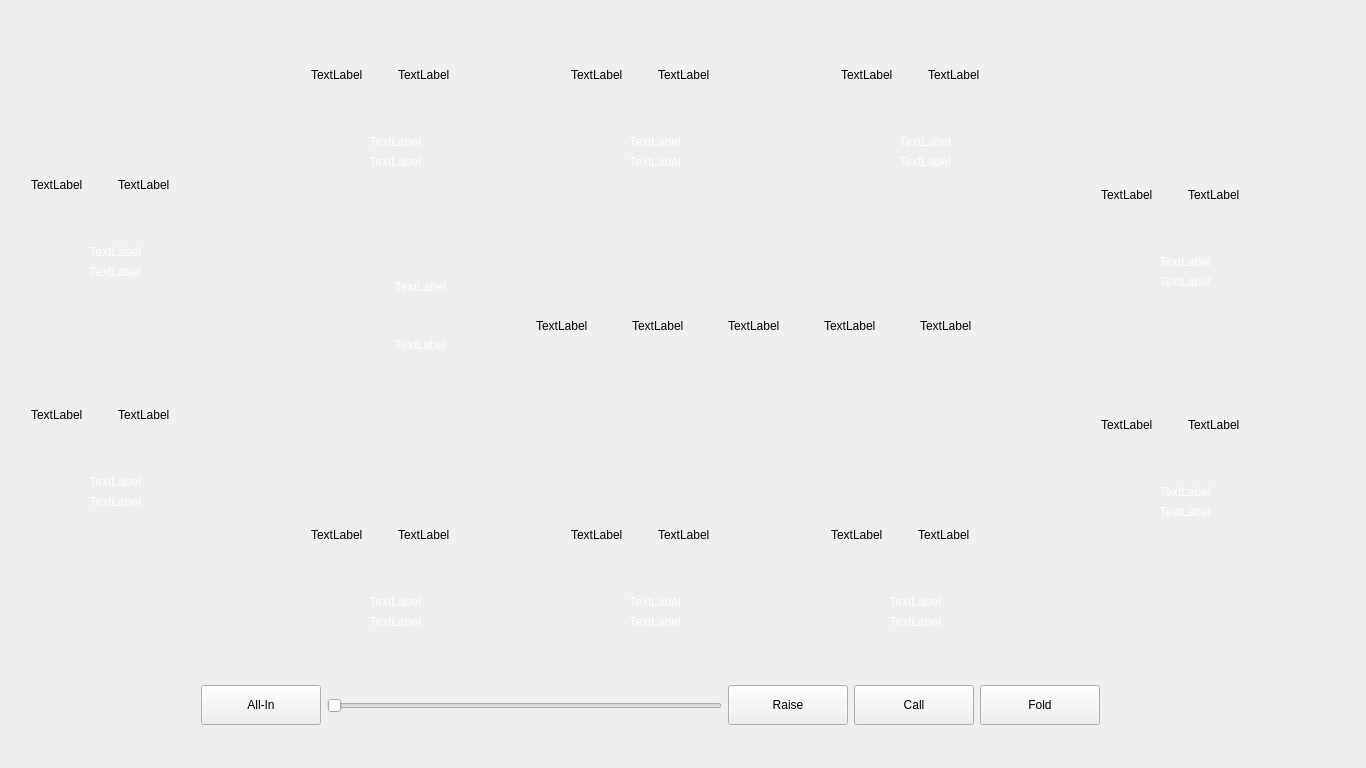
The window that mainwindow.ui (maxkolotilin/Holding-cards) describes before a commit, drawn with Qt 5.
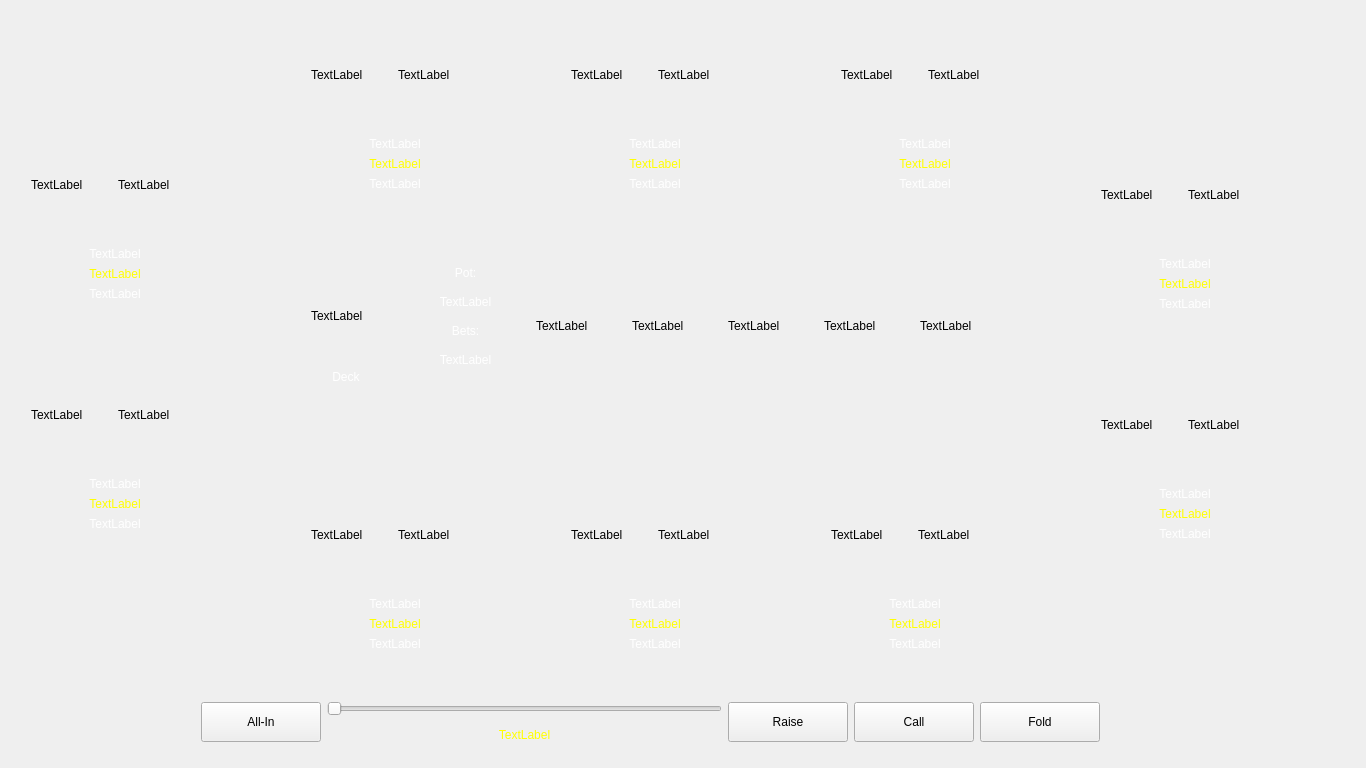
The same window after the commit.

Patch:
```diff
--- a/mainwindow.ui
+++ b/mainwindow.ui
@@ -20,7 +20,7 @@
       <x>300</x>
       <y>0</y>
       <width>191</width>
-      <height>181</height>
+      <height>201</height>
      </rect>
     </property>
     <widget class="QWidget" name="verticalLayoutWidget_8">
@@ -29,7 +29,7 @@
        <x>0</x>
        <y>-1</y>
        <width>190</width>
-       <height>181</height>
+       <height>203</height>
       </rect>
      </property>
      <layout class="QVBoxLayout" name="verticalLayout_8">
@@ -120,6 +120,53 @@
              <color alpha="255">
               <red>255</red>
               <green>255</green>
+              <blue>0</blue>
+             </color>
+            </brush>
+           </colorrole>
+          </active>
+          <inactive>
+           <colorrole role="WindowText">
+            <brush brushstyle="SolidPattern">
+             <color alpha="255">
+              <red>255</red>
+              <green>255</green>
+              <blue>0</blue>
+             </color>
+            </brush>
+           </colorrole>
+          </inactive>
+          <disabled>
+           <colorrole role="WindowText">
+            <brush brushstyle="SolidPattern">
+             <color alpha="255">
+              <red>159</red>
+              <green>158</green>
+              <blue>158</blue>
+             </color>
+            </brush>
+           </colorrole>
+          </disabled>
+         </palette>
+        </property>
+        <property name="text">
+         <string>TextLabel</string>
+        </property>
+        <property name="alignment">
+         <set>Qt::AlignCenter</set>
+        </property>
+       </widget>
+      </item>
+      <item>
+       <widget class="QLabel" name="action_bar_10">
+        <property name="palette">
+         <palette>
+          <active>
+           <colorrole role="WindowText">
+            <brush brushstyle="SolidPattern">
+             <color alpha="255">
+              <red>255</red>
+              <green>255</green>
               <blue>255</blue>
              </color>
             </brush>
@@ -175,7 +222,7 @@
        <x>0</x>
        <y>-1</y>
        <width>190</width>
-       <height>181</height>
+       <height>203</height>
       </rect>
      </property>
      <layout class="QVBoxLayout" name="verticalLayout_9">
@@ -266,6 +313,53 @@
              <color alpha="255">
               <red>255</red>
               <green>255</green>
+              <blue>0</blue>
+             </color>
+            </brush>
+           </colorrole>
+          </active>
+          <inactive>
+           <colorrole role="WindowText">
+            <brush brushstyle="SolidPattern">
+             <color alpha="255">
+              <red>255</red>
+              <green>255</green>
+              <blue>0</blue>
+             </color>
+            </brush>
+           </colorrole>
+          </inactive>
+          <disabled>
+           <colorrole role="WindowText">
+            <brush brushstyle="SolidPattern">
+             <color alpha="255">
+              <red>159</red>
+              <green>158</green>
+              <blue>158</blue>
+             </color>
+            </brush>
+           </colorrole>
+          </disabled>
+         </palette>
+        </property>
+        <property name="text">
+         <string>TextLabel</string>
+        </property>
+        <property name="alignment">
+         <set>Qt::AlignCenter</set>
+        </property>
+       </widget>
+      </item>
+      <item>
+       <widget class="QLabel" name="action_bar_8">
+        <property name="palette">
+         <palette>
+          <active>
+           <colorrole role="WindowText">
+            <brush brushstyle="SolidPattern">
+             <color alpha="255">
+              <red>255</red>
+              <green>255</green>
               <blue>255</blue>
              </color>
             </brush>
@@ -321,7 +415,7 @@
        <x>0</x>
        <y>-1</y>
        <width>190</width>
-       <height>181</height>
+       <height>203</height>
       </rect>
      </property>
      <layout class="QVBoxLayout" name="verticalLayout_10">
@@ -412,6 +506,53 @@
              <color alpha="255">
               <red>255</red>
               <green>255</green>
+              <blue>0</blue>
+             </color>
+            </brush>
+           </colorrole>
+          </active>
+          <inactive>
+           <colorrole role="WindowText">
+            <brush brushstyle="SolidPattern">
+             <color alpha="255">
+              <red>255</red>
+              <green>255</green>
+              <blue>0</blue>
+             </color>
+            </brush>
+           </colorrole>
+          </inactive>
+          <disabled>
+           <colorrole role="WindowText">
+            <brush brushstyle="SolidPattern">
+             <color alpha="255">
+              <red>159</red>
+              <green>158</green>
+              <blue>158</blue>
+             </color>
+            </brush>
+           </colorrole>
+          </disabled>
+         </palette>
+        </property>
+        <property name="text">
+         <string>TextLabel</string>
+        </property>
+        <property name="alignment">
+         <set>Qt::AlignCenter</set>
+        </property>
+       </widget>
+      </item>
+      <item>
+       <widget class="QLabel" name="action_bar_7">
+        <property name="palette">
+         <palette>
+          <active>
+           <colorrole role="WindowText">
+            <brush brushstyle="SolidPattern">
+             <color alpha="255">
+              <red>255</red>
+              <green>255</green>
               <blue>255</blue>
              </color>
             </brush>
@@ -467,7 +608,7 @@
        <x>0</x>
        <y>-1</y>
        <width>190</width>
-       <height>181</height>
+       <height>203</height>
       </rect>
      </property>
      <layout class="QVBoxLayout" name="verticalLayout_11">
@@ -558,6 +699,53 @@
              <color alpha="255">
               <red>255</red>
               <green>255</green>
+              <blue>0</blue>
+             </color>
+            </brush>
+           </colorrole>
+          </active>
+          <inactive>
+           <colorrole role="WindowText">
+            <brush brushstyle="SolidPattern">
+             <color alpha="255">
+              <red>255</red>
+              <green>255</green>
+              <blue>0</blue>
+             </color>
+            </brush>
+           </colorrole>
+          </inactive>
+          <disabled>
+           <colorrole role="WindowText">
+            <brush brushstyle="SolidPattern">
+             <color alpha="255">
+              <red>159</red>
+              <green>158</green>
+              <blue>158</blue>
+             </color>
+            </brush>
+           </colorrole>
+          </disabled>
+         </palette>
+        </property>
+        <property name="text">
+         <string>TextLabel</string>
+        </property>
+        <property name="alignment">
+         <set>Qt::AlignCenter</set>
+        </property>
+       </widget>
+      </item>
+      <item>
+       <widget class="QLabel" name="action_bar_6">
+        <property name="palette">
+         <palette>
+          <active>
+           <colorrole role="WindowText">
+            <brush brushstyle="SolidPattern">
+             <color alpha="255">
+              <red>255</red>
+              <green>255</green>
               <blue>255</blue>
              </color>
             </brush>
@@ -613,7 +801,7 @@
        <x>0</x>
        <y>-1</y>
        <width>190</width>
-       <height>181</height>
+       <height>203</height>
       </rect>
      </property>
      <layout class="QVBoxLayout" name="verticalLayout_12">
@@ -704,6 +892,53 @@
              <color alpha="255">
               <red>255</red>
               <green>255</green>
+              <blue>0</blue>
+             </color>
+            </brush>
+           </colorrole>
+          </active>
+          <inactive>
+           <colorrole role="WindowText">
+            <brush brushstyle="SolidPattern">
+             <color alpha="255">
+              <red>255</red>
+              <green>255</green>
+              <blue>0</blue>
+             </color>
+            </brush>
+           </colorrole>
+          </inactive>
+          <disabled>
+           <colorrole role="WindowText">
+            <brush brushstyle="SolidPattern">
+             <color alpha="255">
+              <red>159</red>
+              <green>158</green>
+              <blue>158</blue>
+             </color>
+            </brush>
+           </colorrole>
+          </disabled>
+         </palette>
+        </property>
+        <property name="text">
+         <string>TextLabel</string>
+        </property>
+        <property name="alignment">
+         <set>Qt::AlignCenter</set>
+        </property>
+       </widget>
+      </item>
+      <item>
+       <widget class="QLabel" name="action_bar_5">
+        <property name="palette">
+         <palette>
+          <active>
+           <colorrole role="WindowText">
+            <brush brushstyle="SolidPattern">
+             <color alpha="255">
+              <red>255</red>
+              <green>255</green>
               <blue>255</blue>
              </color>
             </brush>
@@ -759,7 +994,7 @@
        <x>0</x>
        <y>-1</y>
        <width>190</width>
-       <height>181</height>
+       <height>203</height>
       </rect>
      </property>
      <layout class="QVBoxLayout" name="verticalLayout_13">
@@ -850,6 +1085,53 @@
              <color alpha="255">
               <red>255</red>
               <green>255</green>
+              <blue>0</blue>
+             </color>
+            </brush>
+           </colorrole>
+          </active>
+          <inactive>
+           <colorrole role="WindowText">
+            <brush brushstyle="SolidPattern">
+             <color alpha="255">
+              <red>255</red>
+              <green>255</green>
+              <blue>0</blue>
+             </color>
+            </brush>
+           </colorrole>
+          </inactive>
+          <disabled>
+           <colorrole role="WindowText">
+            <brush brushstyle="SolidPattern">
+             <color alpha="255">
+              <red>159</red>
+              <green>158</green>
+              <blue>158</blue>
+             </color>
+            </brush>
+           </colorrole>
+          </disabled>
+         </palette>
+        </property>
+        <property name="text">
+         <string>TextLabel</string>
+        </property>
+        <property name="alignment">
+         <set>Qt::AlignCenter</set>
+        </property>
+       </widget>
+      </item>
+      <item>
+       <widget class="QLabel" name="action_bar_4">
+        <property name="palette">
+         <palette>
+          <active>
+           <colorrole role="WindowText">
+            <brush brushstyle="SolidPattern">
+             <color alpha="255">
+              <red>255</red>
+              <green>255</green>
               <blue>255</blue>
              </color>
             </brush>
@@ -905,7 +1187,7 @@
        <x>0</x>
        <y>-1</y>
        <width>190</width>
-       <height>181</height>
+       <height>203</height>
       </rect>
      </property>
      <layout class="QVBoxLayout" name="verticalLayout_14">
@@ -996,6 +1278,53 @@
              <color alpha="255">
               <red>255</red>
               <green>255</green>
+              <blue>0</blue>
+             </color>
+            </brush>
+           </colorrole>
+          </active>
+          <inactive>
+           <colorrole role="WindowText">
+            <brush brushstyle="SolidPattern">
+             <color alpha="255">
+              <red>255</red>
+              <green>255</green>
+              <blue>0</blue>
+             </color>
+            </brush>
+           </colorrole>
+          </inactive>
+          <disabled>
+           <colorrole role="WindowText">
+            <brush brushstyle="SolidPattern">
+             <color alpha="255">
+              <red>159</red>
+              <green>158</green>
+              <blue>158</blue>
+             </color>
+            </brush>
+           </colorrole>
+          </disabled>
+         </palette>
+        </property>
+        <property name="text">
+         <string>TextLabel</string>
+        </property>
+        <property name="alignment">
+         <set>Qt::AlignCenter</set>
+        </property>
+       </widget>
+      </item>
+      <item>
+       <widget class="QLabel" name="action_bar_3">
+        <property name="palette">
+         <palette>
+          <active>
+           <colorrole role="WindowText">
+            <brush brushstyle="SolidPattern">
+             <color alpha="255">
+              <red>255</red>
+              <green>255</green>
               <blue>255</blue>
              </color>
             </brush>
@@ -1051,7 +1380,7 @@
        <x>0</x>
        <y>-1</y>
        <width>190</width>
-       <height>181</height>
+       <height>203</height>
       </rect>
      </property>
      <layout class="QVBoxLayout" name="verticalLayout_15">
@@ -1142,6 +1471,53 @@
              <color alpha="255">
               <red>255</red>
               <green>255</green>
+              <blue>0</blue>
+             </color>
+            </brush>
+           </colorrole>
+          </active>
+          <inactive>
+           <colorrole role="WindowText">
+            <brush brushstyle="SolidPattern">
+             <color alpha="255">
+              <red>255</red>
+              <green>255</green>
+              <blue>0</blue>
+             </color>
+            </brush>
+           </colorrole>
+          </inactive>
+          <disabled>
+           <colorrole role="WindowText">
+            <brush brushstyle="SolidPattern">
+             <color alpha="255">
+              <red>159</red>
+              <green>158</green>
+              <blue>158</blue>
+             </color>
+            </brush>
+           </colorrole>
+          </disabled>
+         </palette>
+        </property>
+        <property name="text">
+         <string>TextLabel</string>
+        </property>
+        <property name="alignment">
+         <set>Qt::AlignCenter</set>
+        </property>
+       </widget>
+      </item>
+      <item>
+       <widget class="QLabel" name="action_bar_2">
+        <property name="palette">
+         <palette>
+          <active>
+           <colorrole role="WindowText">
+            <brush brushstyle="SolidPattern">
+             <color alpha="255">
+              <red>255</red>
+              <green>255</green>
               <blue>255</blue>
              </color>
             </brush>
@@ -1245,7 +1621,7 @@
        <x>0</x>
        <y>-1</y>
        <width>190</width>
-       <height>181</height>
+       <height>203</height>
       </rect>
      </property>
      <layout class="QVBoxLayout" name="verticalLayout_16">
@@ -1363,6 +1739,53 @@
              <color alpha="255">
               <red>255</red>
               <green>255</green>
+              <blue>0</blue>
+             </color>
+            </brush>
+           </colorrole>
+          </active>
+          <inactive>
+           <colorrole role="WindowText">
+            <brush brushstyle="SolidPattern">
+             <color alpha="255">
+              <red>255</red>
+              <green>255</green>
+              <blue>0</blue>
+             </color>
+            </brush>
+           </colorrole>
+          </inactive>
+          <disabled>
+           <colorrole role="WindowText">
+            <brush brushstyle="SolidPattern">
+             <color alpha="255">
+              <red>159</red>
+              <green>158</green>
+              <blue>158</blue>
+             </color>
+            </brush>
+           </colorrole>
+          </disabled>
+         </palette>
+        </property>
+        <property name="text">
+         <string>TextLabel</string>
+        </property>
+        <property name="alignment">
+         <set>Qt::AlignCenter</set>
+        </property>
+       </widget>
+      </item>
+      <item>
+       <widget class="QLabel" name="action_bar_1">
+        <property name="palette">
+         <palette>
+          <active>
+           <colorrole role="WindowText">
+            <brush brushstyle="SolidPattern">
+             <color alpha="255">
+              <red>255</red>
+              <green>255</green>
               <blue>255</blue>
              </color>
             </brush>
@@ -1418,7 +1841,7 @@
        <x>0</x>
        <y>-1</y>
        <width>190</width>
-       <height>181</height>
+       <height>203</height>
       </rect>
      </property>
      <layout class="QVBoxLayout" name="verticalLayout_17">
@@ -1500,7 +1923,54 @@
        </widget>
       </item>
       <item>
-       <widget class="QLabel" name="label_68">
+       <widget class="QLabel" name="stack_bar_9">
+        <property name="palette">
+         <palette>
+          <active>
+           <colorrole role="WindowText">
+            <brush brushstyle="SolidPattern">
+             <color alpha="255">
+              <red>255</red>
+              <green>255</green>
+              <blue>0</blue>
+             </color>
+            </brush>
+           </colorrole>
+          </active>
+          <inactive>
+           <colorrole role="WindowText">
+            <brush brushstyle="SolidPattern">
+             <color alpha="255">
+              <red>255</red>
+              <green>255</green>
+              <blue>0</blue>
+             </color>
+            </brush>
+           </colorrole>
+          </inactive>
+          <disabled>
+           <colorrole role="WindowText">
+            <brush brushstyle="SolidPattern">
+             <color alpha="255">
+              <red>159</red>
+              <green>158</green>
+              <blue>158</blue>
+             </color>
+            </brush>
+           </colorrole>
+          </disabled>
+         </palette>
+        </property>
+        <property name="text">
+         <string>TextLabel</string>
+        </property>
+        <property name="alignment">
+         <set>Qt::AlignCenter</set>
+        </property>
+       </widget>
+      </item>
+      <item>
+       <widget class="QLabel" name="action_bar_9">
         <property name="palette">
          <palette>
           <active>
@@ -1552,15 +2022,62 @@
    <widget class="QWidget" name="horizontalLayoutWidget">
     <property name="geometry">
      <rect>
-      <x>300</x>
+      <x>390</x>
       <y>250</y>
-      <width>721</width>
+      <width>631</width>
       <height>132</height>
      </rect>
     </property>
     <layout class="QHBoxLayout" name="deck">
      <item>
       <layout class="QVBoxLayout" name="verticalLayout">
+       <item>
+        <widget class="QLabel" name="label">
+         <property name="palette">
+          <palette>
+           <active>
+            <colorrole role="WindowText">
+             <brush brushstyle="SolidPattern">
+              <color alpha="255">
+               <red>255</red>
+               <green>255</green>
+               <blue>255</blue>
+              </color>
+             </brush>
+            </colorrole>
+           </active>
+           <inactive>
+            <colorrole role="WindowText">
+             <brush brushstyle="SolidPattern">
+              <color alpha="255">
+               <red>255</red>
+               <green>255</green>
+               <blue>255</blue>
+              </color>
+             </brush>
+            </colorrole>
+           </inactive>
+           <disabled>
+            <colorrole role="WindowText">
+             <brush brushstyle="SolidPattern">
+              <color alpha="255">
+               <red>159</red>
+               <green>158</green>
+               <blue>158</blue>
+              </color>
+             </brush>
+            </colorrole>
+           </disabled>
+          </palette>
+         </property>
+         <property name="text">
+          <string>Pot:</string>
+         </property>
+         <property name="alignment">
+          <set>Qt::AlignCenter</set>
+         </property>
+        </widget>
+       </item>
        <item>
         <widget class="QLabel" name="label_pot">
          <property name="palette">
@@ -1608,6 +2125,53 @@
          </property>
         </widget>
        </item>
+       <item>
+        <widget class="QLabel" name="label_3">
+         <property name="palette">
+          <palette>
+           <active>
+            <colorrole role="WindowText">
+             <brush brushstyle="SolidPattern">
+              <color alpha="255">
+               <red>255</red>
+               <green>255</green>
+               <blue>255</blue>
+              </color>
+             </brush>
+            </colorrole>
+           </active>
+           <inactive>
+            <colorrole role="WindowText">
+             <brush brushstyle="SolidPattern">
+              <color alpha="255">
+               <red>255</red>
+               <green>255</green>
+               <blue>255</blue>
+              </color>
+             </brush>
+            </colorrole>
+           </inactive>
+           <disabled>
+            <colorrole role="WindowText">
+             <brush brushstyle="SolidPattern">
+              <color alpha="255">
+               <red>159</red>
+               <green>158</green>
+               <blue>158</blue>
+              </color>
+             </brush>
+            </colorrole>
+           </disabled>
+          </palette>
+         </property>
+         <property name="text">
+          <string>Bets:</string>
+         </property>
+         <property name="alignment">
+          <set>Qt::AlignCenter</set>
+         </property>
+        </widget>
+       </item>
        <item>
         <widget class="QLabel" name="label_bets">
          <property name="palette">
@@ -1758,9 +2322,9 @@
     <property name="geometry">
      <rect>
       <x>190</x>
-      <y>660</y>
+      <y>690</y>
       <width>921</width>
-      <height>91</height>
+      <height>64</height>
      </rect>
     </property>
     <layout class="QHBoxLayout" name="horizontalLayout">
@@ -1781,14 +2345,77 @@
       </widget>
      </item>
      <item>
-      <widget class="QSlider" name="slider_bet_size">
-       <property name="maximum">
-        <number>100</number>
-       </property>
-       <property name="orientation">
-        <enum>Qt::Horizontal</enum>
-       </property>
-      </widget>
+      <layout class="QVBoxLayout" name="verticalLayout_3">
+       <item>
+        <widget class="QSlider" name="slider_bet_size">
+         <property name="maximum">
+          <number>100</number>
+         </property>
+         <property name="orientation">
+          <enum>Qt::Horizontal</enum>
+         </property>
+        </widget>
+       </item>
+       <item>
+        <widget class="QLabel" name="bet_size">
+         <property name="minimumSize">
+          <size>
+           <width>0</width>
+           <height>25</height>
+          </size>
+         </property>
+         <property name="maximumSize">
+          <size>
+           <width>16777215</width>
+           <height>20</height>
+          </size>
+         </property>
+         <property name="palette">
+          <palette>
+           <active>
+            <colorrole role="WindowText">
+             <brush brushstyle="SolidPattern">
+              <color alpha="255">
+               <red>255</red>
+               <green>255</green>
+               <blue>0</blue>
+              </color>
+             </brush>
+            </colorrole>
+           </active>
+           <inactive>
+            <colorrole role="WindowText">
+             <brush brushstyle="SolidPattern">
+              <color alpha="255">
+               <red>255</red>
+               <green>255</green>
+               <blue>0</blue>
+              </color>
+             </brush>
+            </colorrole>
+           </inactive>
+           <disabled>
+            <colorrole role="WindowText">
+             <brush brushstyle="SolidPattern">
+              <color alpha="255">
+               <red>159</red>
+               <green>158</green>
+               <blue>158</blue>
+              </color>
+             </brush>
+            </colorrole>
+           </disabled>
+          </palette>
+         </property>
+         <property name="text">
+          <string>TextLabel</string>
+         </property>
+         <property name="alignment">
+          <set>Qt::AlignCenter</set>
+         </property>
+        </widget>
+       </item>
+      </layout>
      </item>
      <item>
       <widget class="QPushButton" name="button_raise">
@@ -1831,6 +2458,84 @@
      </item>
     </layout>
    </widget>
+   <widget class="QWidget" name="verticalLayoutWidget">
+    <property name="geometry">
+     <rect>
+      <x>300</x>
+      <y>240</y>
+      <width>92</width>
+      <height>155</height>
+     </rect>
+    </property>
+    <layout class="QVBoxLayout" name="verticalLayout_2">
+     <item>
+      <widget class="QLabel" name="deck_label">
+       <property name="minimumSize">
+        <size>
+         <width>90</width>
+         <height>130</height>
+        </size>
+       </property>
+       <property name="maximumSize">
+        <size>
+         <width>90</width>
+         <height>130</height>
+        </size>
+       </property>
+       <property name="text">
+        <string>TextLabel</string>
+       </property>
+      </widget>
+     </item>
+     <item>
+      <widget class="QLabel" name="label_2">
+       <property name="palette">
+        <palette>
+         <active>
+          <colorrole role="WindowText">
+           <brush brushstyle="SolidPattern">
+            <color alpha="255">
+             <red>255</red>
+             <green>255</green>
+             <blue>255</blue>
+            </color>
+           </brush>
+          </colorrole>
+         </active>
+         <inactive>
+          <colorrole role="WindowText">
+           <brush brushstyle="SolidPattern">
+            <color alpha="255">
+             <red>255</red>
+             <green>255</green>
+             <blue>255</blue>
+            </color>
+           </brush>
+          </colorrole>
+         </inactive>
+         <disabled>
+          <colorrole role="WindowText">
+           <brush brushstyle="SolidPattern">
+            <color alpha="255">
+             <red>159</red>
+             <green>158</green>
+             <blue>158</blue>
+            </color>
+           </brush>
+          </colorrole>
+         </disabled>
+        </palette>
+       </property>
+       <property name="text">
+        <string>Deck</string>
+       </property>
+       <property name="alignment">
+        <set>Qt::AlignCenter</set>
+       </property>
+      </widget>
+     </item>
+    </layout>
+   </widget>
   </widget>
  </widget>
  <layoutdefault spacing="6" margin="11"/>
```
